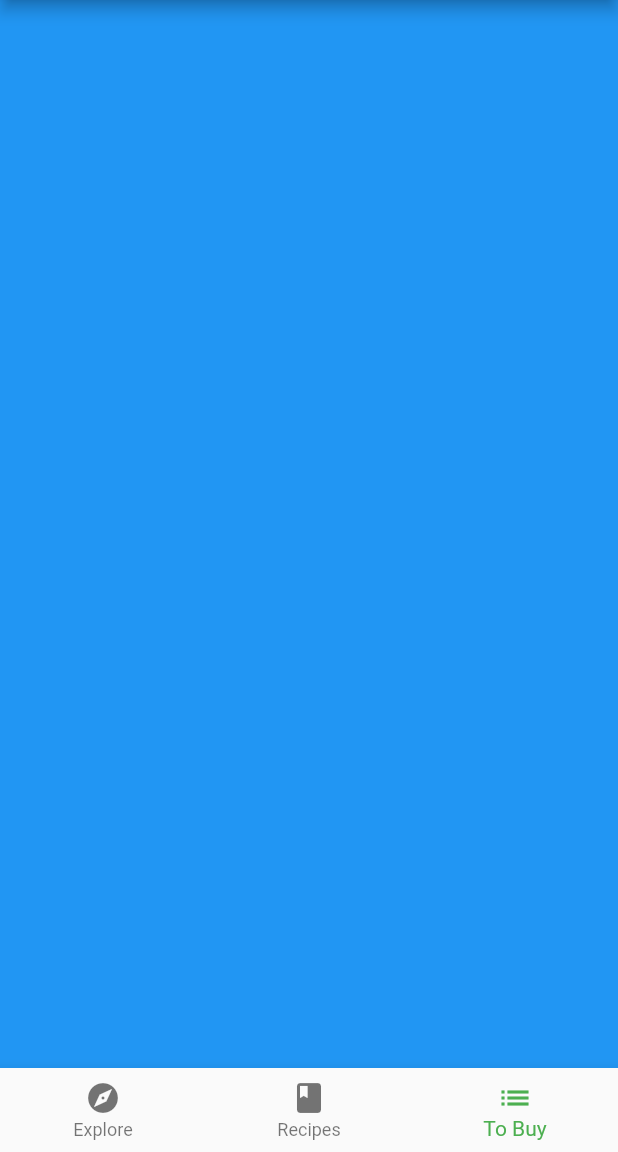
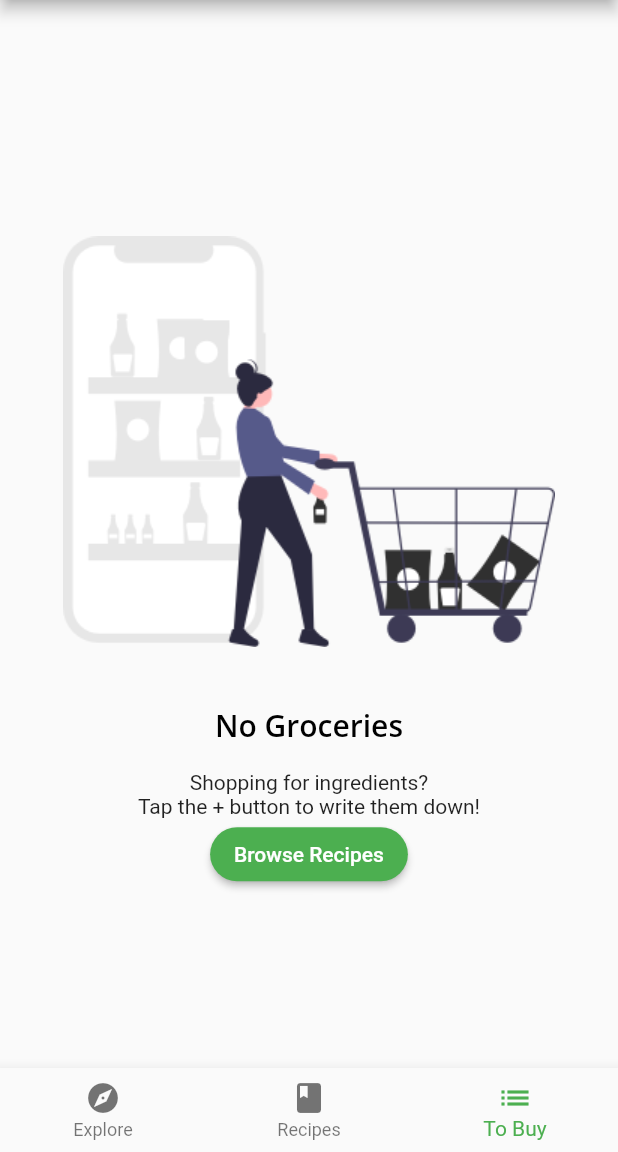
Before and after one commit to ismaelsadeeq/interactive-widget, a Flutter app: the screen it shows after launch, item 3 of the bottom bar chosen, on a phone screen of 412 x 824 dp, the part 84-1236 px from its top. Run offline on Flutter 3.47's test engine with Material 2 defaults, Android fonts, the phone set to English and light mode, and no system bars; our stand-ins replace google_fonts.

Commit message:
empty screen

```diff
--- a/lib/home.dart
+++ b/lib/home.dart
@@ -1,4 +1,8 @@
 import 'package:flutter/material.dart';
+import 'package:fooderlich/screens/grocery_screen.dart';
+import 'package:provider/provider.dart';
+import 'models/models.dart';
+
 
 import 'screens/explore_screen.dart';
 import 'screens/recipes_screen.dart';
@@ -11,37 +15,33 @@ class Home extends StatefulWidget {
 }
 
 class _HomeState extends State<Home> {
-  int _selectedIndex = 0;
 
   static List<Widget> pages = <Widget>[
     ExploreScreen(),
     RecipesScreen(),
-    // TODO 1: Replace with grocery screen
-    Container(color: Colors.blue),
+    GroceryScreen()
   ];
 
-  void _onItemTapped(int index) {
-    setState(() {
-      _selectedIndex = index;
-    });
-  }
 
   @override
   Widget build(BuildContext context) {
-    // TODO 9: Wrap inside a Consumer Widget
+    return Consumer<TabManager>(builder: (context, tabManager, child) {
       return Scaffold(
           appBar: AppBar(
-        title: Text(
+            title:Text(
                 'Fooderlich',
                 style: Theme.of(context).textTheme.headline6,
+              )
            ),
-      ),
-      body: pages[_selectedIndex],
+          body: pages[tabManager.selectedtab],
           bottomNavigationBar: BottomNavigationBar(
-        selectedItemColor: Theme.of(context).textSelectionTheme.selectionColor,
-        currentIndex: _selectedIndex,
-        onTap: _onItemTapped,
-        items: <BottomNavigationBarItem>[
+            selectedItemColor: Theme.of(context)
+                .textSelectionTheme.selectionColor,
+            currentIndex: tabManager.selectedtab,
+            onTap: (index){
+              tabManager.goToTab(index);
+            },
+            items:<BottomNavigationBarItem> [
               const BottomNavigationBarItem(
                 icon: Icon(Icons.explore),
                 label: 'Explore',
@@ -58,4 +58,6 @@ class _HomeState extends State<Home> {
           ),
          );
         }
+      );
     }
+}
--- a/lib/main.dart
+++ b/lib/main.dart
@@ -1,4 +1,6 @@
 import 'package:flutter/material.dart';
+import 'package:provider/provider.dart';
+import 'models/models.dart';
 
 import 'fooderlich_theme.dart';
 import 'home.dart';
@@ -17,7 +19,14 @@ class Fooderlich extends StatelessWidget {
       theme: theme,
       title: 'Fooderlich',
       // TODO 8: Replace this with MultiProvider
-      home: const Home(),
+      home: MultiProvider(
+        providers: [
+          ChangeNotifierProvider(
+              create: (context)=>TabManager()
+          )
+        ],
+        child:const Home(),
+      ),
     );
   }
 }
--- a/lib/models/models.dart
+++ b/lib/models/models.dart
@@ -2,3 +2,5 @@ export 'explore_data.dart';
 export 'explore_recipe.dart';
 export 'post.dart';
 export 'simple_recipe.dart';
+export 'grocery_item.dart';
+export 'tab_manager.dart';
--- /dev/null
+++ b/lib/models/tab_manager.dart
@@ -0,0 +1,15 @@
+import 'package:flutter/material.dart';
+
+class TabManager extends ChangeNotifier {
+  int selectedtab = 0;
+
+  void goToTab(index){
+    selectedtab = index;
+
+    notifyListeners();
+  }
+  void goToRecipes(){
+    selectedtab = 1;
+    notifyListeners();
+  }
+}
--- /dev/null
+++ b/lib/screens/empty_grocery_screen.dart
@@ -0,0 +1,46 @@
+import 'package:flutter/material.dart';
+
+class EmptyGroceryScreen extends StatelessWidget {
+  const EmptyGroceryScreen({Key? key}) : super(key: key);
+
+  @override
+  Widget build(BuildContext context) {
+    return Padding(
+        padding: EdgeInsets.all(30.0),
+        child: Center(
+          child: Column(
+            mainAxisAlignment: MainAxisAlignment.center,
+            children: [
+              Flexible(
+                  child: AspectRatio(
+                    aspectRatio: 1/1,
+                    child: Image.asset('assets/fooderlich_assets/empty_list.png'),
+                  )
+              ),
+              Text(
+                'No Groceries',
+                style: Theme.of(context).textTheme.headline6,
+              ),
+              const SizedBox(height: 16.0),
+              const Text(
+                'Shopping for ingredients?\n'
+                'Tap the + button to write them down!',
+                textAlign: TextAlign.center,
+              ),
+              MaterialButton(
+                  textColor: Colors.white,
+                  child: const Text(
+                    'Browse Recipes',
+                  ),
+                  shape:RoundedRectangleBorder(
+                    borderRadius: BorderRadius.circular(30.0)
+                  ),
+                  color: Colors.green,
+                  onPressed: (){}
+              )
+            ],
+          ),
+        ),
+    );
+  }
+}
--- /dev/null
+++ b/lib/screens/grocery_screen.dart
@@ -0,0 +1,11 @@
+import 'package:flutter/material.dart';
+import 'empty_grocery_screen.dart';
+
+class GroceryScreen extends StatelessWidget {
+  const GroceryScreen({Key? key}) : super(key: key);
+
+  @override
+  Widget build(BuildContext context) {
+    return const EmptyGroceryScreen();
+  }
+}
--- a/pubspec.yaml
+++ b/pubspec.yaml
@@ -11,6 +11,7 @@ dependencies:
   flutter:
     sdk: flutter
   google_fonts: ^2.1.0
+  provider: ^6.0.0
 
 dev_dependencies:
   flutter_test:
```
Also changed, not shown: pubspec.lock. Lines whose indentation alone changed are shown as unchanged.
